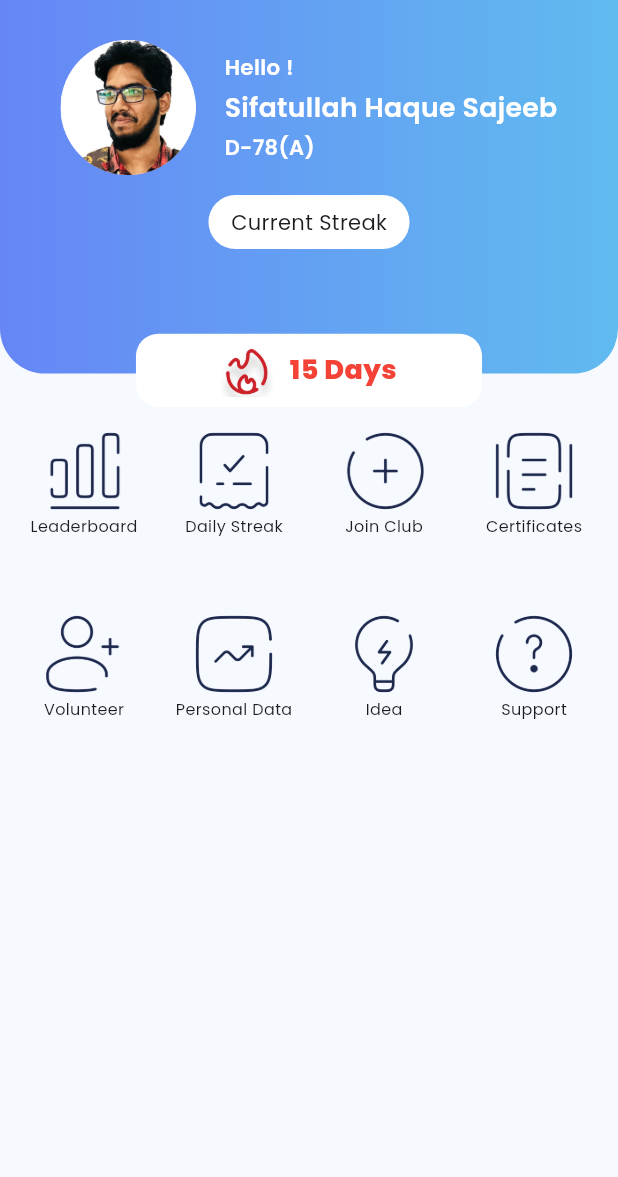
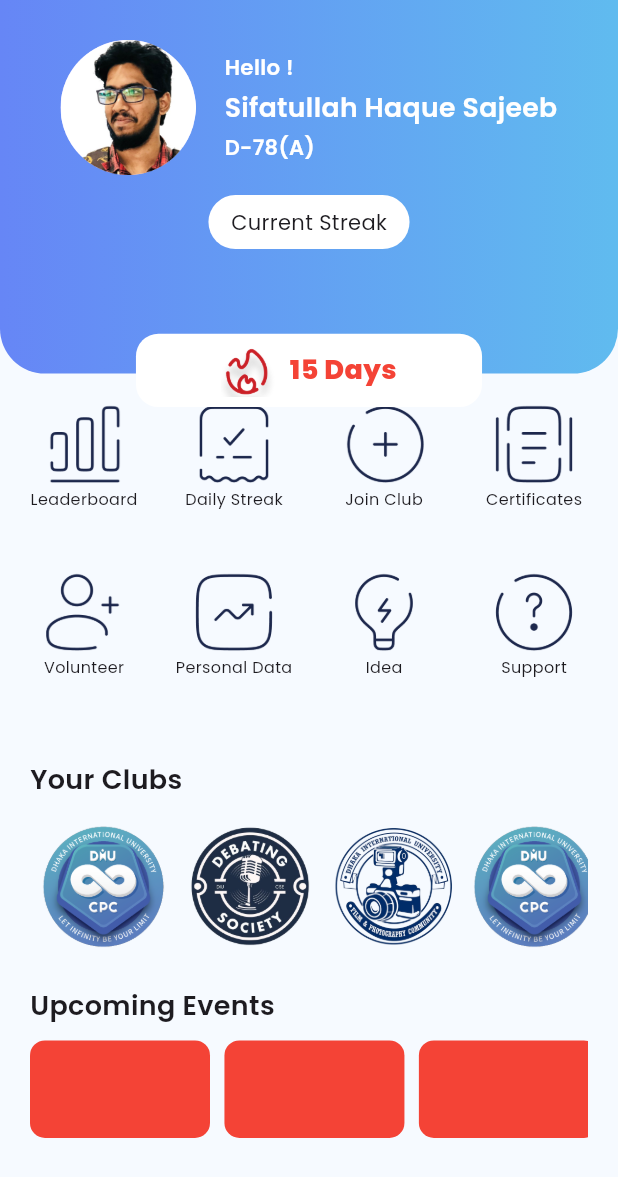
Before and after one commit to sifatullah-haque/DIU-Clubs, a Flutter app: the screen it shows after launch, on a phone screen of 412 x 824 dp. Shown: the top 1177 px of the screen. Run offline on Flutter 3.47's test engine with Material 3 defaults, Android fonts, the phone set to English and light mode, and no system bars; our stand-ins replace flutter_screenutil.

Commit message:
task on homepage almost done

```diff
--- a/diu/lib/pages/home_page/home_page.dart
+++ b/diu/lib/pages/home_page/home_page.dart
@@ -9,7 +9,8 @@ class HomePage extends StatelessWidget {
   Widget build(BuildContext context) {
     return Scaffold(
       backgroundColor: Color(0xffF6FAFF),
-      body: Stack(
+      body: SingleChildScrollView(
+        child: Stack(
           children: [
             _buildHeader(),
             Positioned(
@@ -19,6 +20,7 @@ class HomePage extends StatelessWidget {
               child: _buildRedContainer(),
             ),
           ],
+        ),
       ),
     );
   }
@@ -54,58 +56,170 @@ class HomePage extends StatelessWidget {
           ),
         ),
         SizedBox(
-          height: 40.h,
+          height: 20.h,
         ),
+        GridviewWithIcons(),
+
         Padding(
-          padding: const EdgeInsets.symmetric(horizontal: 10.0),
+          padding: const EdgeInsets.symmetric(horizontal: 20.0),
           child: Column(
+            crossAxisAlignment: CrossAxisAlignment.start,
+            children: [
+              Text(
+                "Your Clubs",
+                style: TextStyle(fontWeight: FontWeight.w600, fontSize: 18),
+              ),
+              SizedBox(
+                height: 10.h,
+              ),
+              SingleChildScrollView(
+                scrollDirection: Axis.horizontal,
+                child: Row(
+                  children: [
+                    CircleAvatar(
+                      radius: 55.h,
+                      backgroundColor: Colors.transparent,
+                      child: Image.asset("assets/logos/CPC.png"),
+                    ),
+                    CircleAvatar(
+                      radius: 55.h,
+                      backgroundColor: Colors.transparent,
+                      child: Image.asset("assets/logos/CDS.png"),
+                    ),
+                    SizedBox(
+                      width: 7.w,
+                    ),
+                    CircleAvatar(
+                      radius: 45.h,
+                      backgroundColor: Colors.transparent,
+                      child: Image.asset("assets/logos/FPC.png"),
+                    ),
+                    SizedBox(
+                      width: 5.w,
+                    ),
+                    CircleAvatar(
+                      radius: 55.h,
+                      backgroundColor: Colors.transparent,
+                      child: Image.asset("assets/logos/CPC.png"),
+                    ),
+                  ],
+                ),
+              ),
+              SizedBox(
+                height: 20.h,
+              ),
+              Text(
+                "Upcoming Events",
+                style: TextStyle(fontWeight: FontWeight.w600, fontSize: 18),
+              ),
+              SizedBox(height: 10.0),
+              SingleChildScrollView(
+                scrollDirection: Axis.horizontal,
+                child: Row(
                   children: [
                     Container(
-                  height: 400.h,
-                  child: GridView(
-                    gridDelegate: SliverGridDelegateWithFixedCrossAxisCount(
-                        crossAxisCount: 4,
-                        // childAspectRatio: 2 / 3,
-                        crossAxisSpacing: 8.0,
-                        mainAxisSpacing: 30.0),
-                    children: [
-                      GridViewIcons(
-                        title: "Leaderboard",
-                        icon: "Leaderboard",
+                      height: 65.0,
+                      width: 120.0,
+                      decoration: BoxDecoration(
+                          color: Colors.red,
+                          borderRadius: BorderRadius.circular(10.0)),
                     ),
-                      GridViewIcons(
-                        icon: "Daily_Streak",
-                        title: "Daily Streak",
+                    SizedBox(
+                      width: 10.w,
                     ),
-                      GridViewIcons(
-                        icon: "Join_Club",
-                        title: "Join Club",
+                    Container(
+                      height: 65.0,
+                      width: 120.0,
+                      decoration: BoxDecoration(
+                          color: Colors.red,
+                          borderRadius: BorderRadius.circular(10.0)),
                     ),
-                      GridViewIcons(
-                        icon: "Certificates",
-                        title: "Certificates",
+                    SizedBox(
+                      width: 10.w,
                     ),
-                      GridViewIcons(
-                        icon: "Volunteer",
-                        title: "Volunteer",
+                    Container(
+                      height: 65.0,
+                      width: 120.0,
+                      decoration: BoxDecoration(
+                          color: Colors.red,
+                          borderRadius: BorderRadius.circular(10.0)),
                     ),
-                      GridViewIcons(
-                        icon: "Personal_Data",
-                        title: "Personal Data",
+                    SizedBox(
+                      width: 10.w,
                     ),
-                      GridViewIcons(
-                        icon: "IDEA",
-                        title: "Idea",
+                    Container(
+                      height: 65.0,
+                      width: 120.0,
+                      decoration: BoxDecoration(
+                          color: Colors.red,
+                          borderRadius: BorderRadius.circular(10.0)),
                     ),
-                      GridViewIcons(
-                        icon: "Support",
-                        title: "Support",
+                    SizedBox(
+                      width: 10.w,
                     ),
-                    ],
-                  ))
+                    Container(
+                      height: 65.0,
+                      width: 120.0,
+                      decoration: BoxDecoration(
+                          color: Colors.red,
+                          borderRadius: BorderRadius.circular(10.0)),
+                    ),
+                    SizedBox(
+                      width: 10.w,
+                    ),
+                    Container(
+                      height: 65.0,
+                      width: 120.0,
+                      decoration: BoxDecoration(
+                          color: Colors.red,
+                          borderRadius: BorderRadius.circular(10.0)),
+                    ),
+                    SizedBox(
+                      width: 10.w,
+                    ),
                   ],
                 ),
               )
+            ],
+          ),
+        ),
+
+        // Padding(
+        //   padding: const EdgeInsets.symmetric(horizontal: 20.0),
+        //   child: Column(
+        //     crossAxisAlignment: CrossAxisAlignment.start,
+        //     children: [
+        //       Text(
+        //         "Your Clubs",
+        //         style: TextStyle(fontWeight: FontWeight.w500, fontSize: 18),
+        //       ),
+        //       SizedBox(
+        //         height: 8.0,
+        //       ),
+        //       Row(
+        //         children: [
+        //           Container(
+        //             child: Column(
+        //               children: [
+        //                 Container(
+        //                   height: 90.h,
+        //                   width: 130.w,
+        //                   decoration: BoxDecoration(
+        //                     color: Colors.grey,
+        //                   ),
+        //                 ),
+        //                 SizedBox(
+        //                   height: 5.0,
+        //                 ),
+        //                 Text("DIU CPC"),
+        //               ],
+        //             ),
+        //           )
+        //         ],
+        //       )
+        //     ],
+        //   ),
+        // )
       ],
     );
   }
@@ -213,6 +327,66 @@ class HomePage extends StatelessWidget {
   }
 }
 
+class GridviewWithIcons extends StatelessWidget {
+  const GridviewWithIcons({
+    super.key,
+  });
+
+  @override
+  Widget build(BuildContext context) {
+    return Padding(
+      padding: const EdgeInsets.symmetric(horizontal: 10.0),
+      child: Column(
+        children: [
+          Container(
+              height: 270.h,
+              child: GridView(
+                gridDelegate: SliverGridDelegateWithFixedCrossAxisCount(
+                    crossAxisCount: 4,
+                    // childAspectRatio: 2 / 3,
+                    crossAxisSpacing: 8.0,
+                    mainAxisSpacing: 20.0),
+                children: [
+                  GridViewIcons(
+                    title: "Leaderboard",
+                    icon: "Leaderboard",
+                  ),
+                  GridViewIcons(
+                    icon: "Daily_Streak",
+                    title: "Daily Streak",
+                  ),
+                  GridViewIcons(
+                    icon: "Join_Club",
+                    title: "Join Club",
+                  ),
+                  GridViewIcons(
+                    icon: "Certificates",
+                    title: "Certificates",
+                  ),
+                  GridViewIcons(
+                    icon: "Volunteer",
+                    title: "Volunteer",
+                  ),
+                  GridViewIcons(
+                    icon: "Personal_Data",
+                    title: "Personal Data",
+                  ),
+                  GridViewIcons(
+                    icon: "IDEA",
+                    title: "Idea",
+                  ),
+                  GridViewIcons(
+                    icon: "Support",
+                    title: "Support",
+                  ),
+                ],
+              ))
+        ],
+      ),
+    );
+  }
+}
+
 class GridViewIcons extends StatelessWidget {
   String title;
   String icon;
--- a/diu/pubspec.yaml
+++ b/diu/pubspec.yaml
@@ -68,6 +68,7 @@ flutter:
     - assets/Icons/specific_club/
     - assets/svg/
     - assets/avatars/
+    - assets/logos/
 
   # assets:
   #   - assets/
```
Also changed, not shown: diu/assets/logos/CDS.png (added), diu/assets/logos/CPC.png (added), diu/assets/logos/FPC.png (added). Lines whose indentation alone changed are shown as unchanged.
